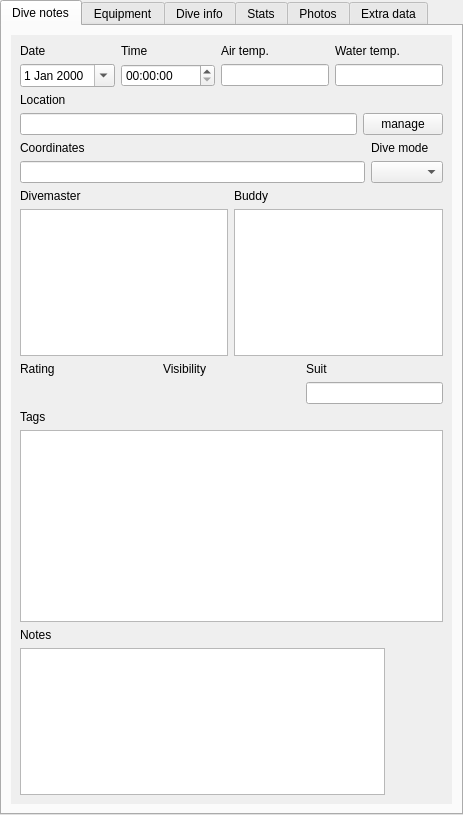
Old version of the form qt-ui/maintab.ui in the repository subsurface/subsurface.
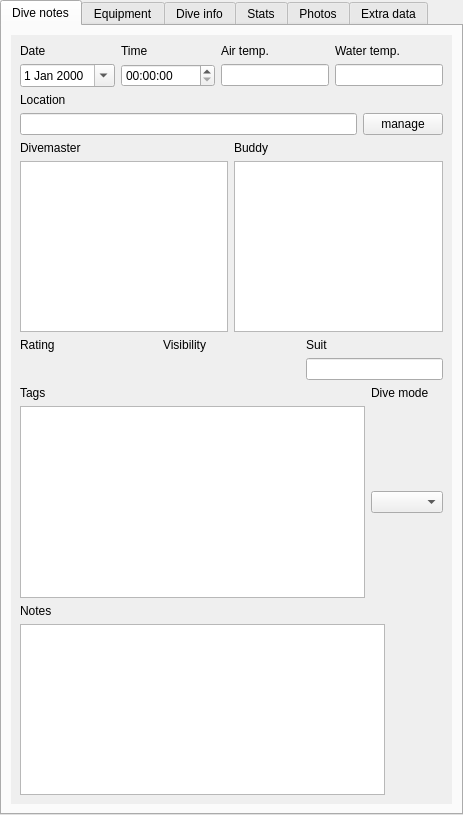
New version of the form. Icons and pictures are not drawn. Custom widgets are drawn as their Qt base class.

Commit message:
Remove coordinates from main tab
It seems to make sense to only have them on the dive site screen. For the
main UI they were redundant (we have the map) and not all that useful. The
only time people would want them is if they wanted to manually add GPS
coordinates for a dive, but that should now be done via the dive site UI.

There are a couple of FIXMEs in the code and a few code blocks that have
been commented out as they will be needed in one form or another once this
GPS handling is done on the dive site UI, which right now it is NOT.

Patch:
```diff
--- a/qt-ui/maintab.ui
+++ b/qt-ui/maintab.ui
@@ -40,8 +40,8 @@
         <rect>
          <x>0</x>
          <y>0</y>
-         <width>443</width>
-         <height>758</height>
+         <width>441</width>
+         <height>753</height>
         </rect>
        </property>
        <layout class="QVBoxLayout" name="verticalLayout">
@@ -139,40 +139,6 @@
           </item>
          </layout>
         </item>
-        <item>
-         <layout class="QGridLayout" name="gridLayout_2">
-          <item row="0" column="0">
-           <widget class="QLabel" name="CoordinatedLabel">
-            <property name="sizePolicy">
-             <sizepolicy hsizetype="MinimumExpanding" vsizetype="Preferred">
-              <horstretch>0</horstretch>
-              <verstretch>0</verstretch>
-             </sizepolicy>
-            </property>
-            <property name="text">
-             <string>Coordinates</string>
-            </property>
-           </widget>
-          </item>
-          <item row="0" column="1">
-           <widget class="QLabel" name="TypeLabel">
-            <property name="text">
-             <string>Dive mode</string>
-            </property>
-           </widget>
-          </item>
-          <item row="1" column="0">
-           <widget class="QLineEdit" name="coordinates">
-            <property name="readOnly">
-             <bool>false</bool>
-            </property>
-           </widget>
-          </item>
-          <item row="1" column="1">
-           <widget class="QComboBox" name="DiveType"/>
-          </item>
-         </layout>
-        </item>
         <item>
          <layout class="QGridLayout" name="gridLayout_4">
           <item row="0" column="0">
@@ -276,13 +242,25 @@
          </layout>
         </item>
         <item>
+         <layout class="QGridLayout" name="gridLayout_2">
+          <item row="1" column="1">
+           <widget class="QComboBox" name="DiveType"/>
+          </item>
+          <item row="0" column="0">
          <widget class="QLabel" name="TagLabel">
           <property name="text">
            <string>Tags</string>
           </property>
          </widget>
         </item>
-        <item>
+          <item row="0" column="1">
+           <widget class="QLabel" name="TypeLabel">
+            <property name="text">
+             <string>Dive mode</string>
+            </property>
+           </widget>
+          </item>
+          <item row="1" column="0">
          <widget class="TagWidget" name="tagWidget">
           <property name="sizePolicy">
            <sizepolicy hsizetype="Expanding" vsizetype="Fixed">
@@ -307,6 +285,8 @@
           </property>
          </widget>
         </item>
+         </layout>
+        </item>
         <item>
          <widget class="QLabel" name="NotesLabel">
           <property name="text">
```
Left out of the diff: 18 changed lines with no effect on the pictures. Lines whose indentation alone changed are shown as unchanged. The commit also changes 5 other files.
